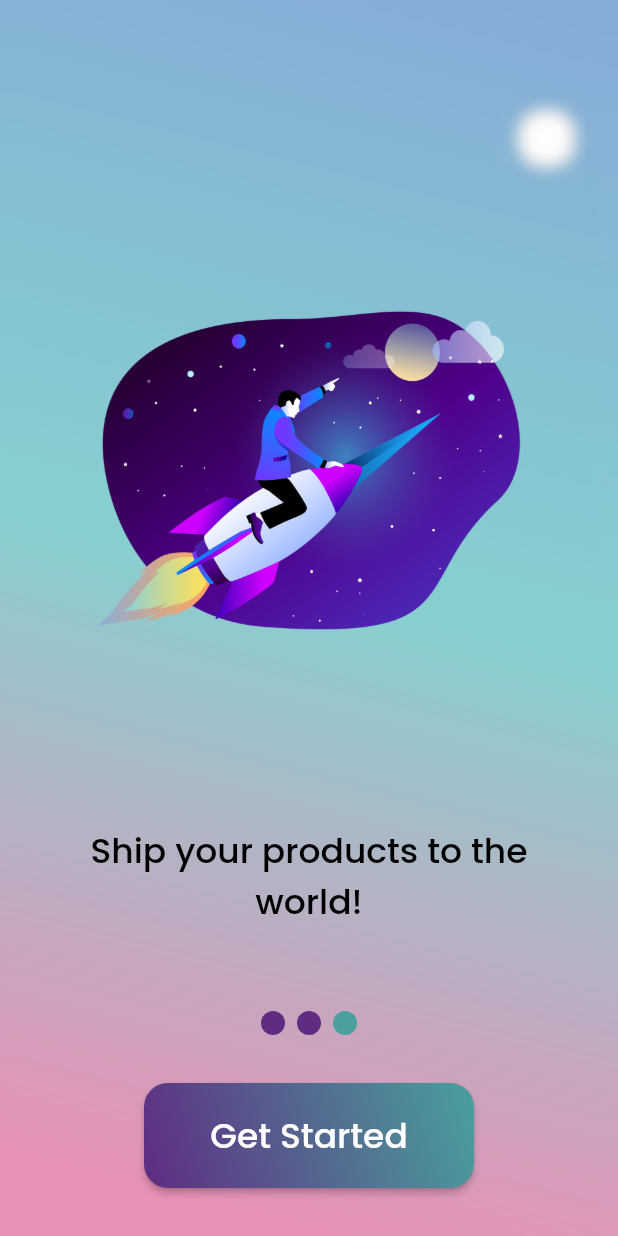
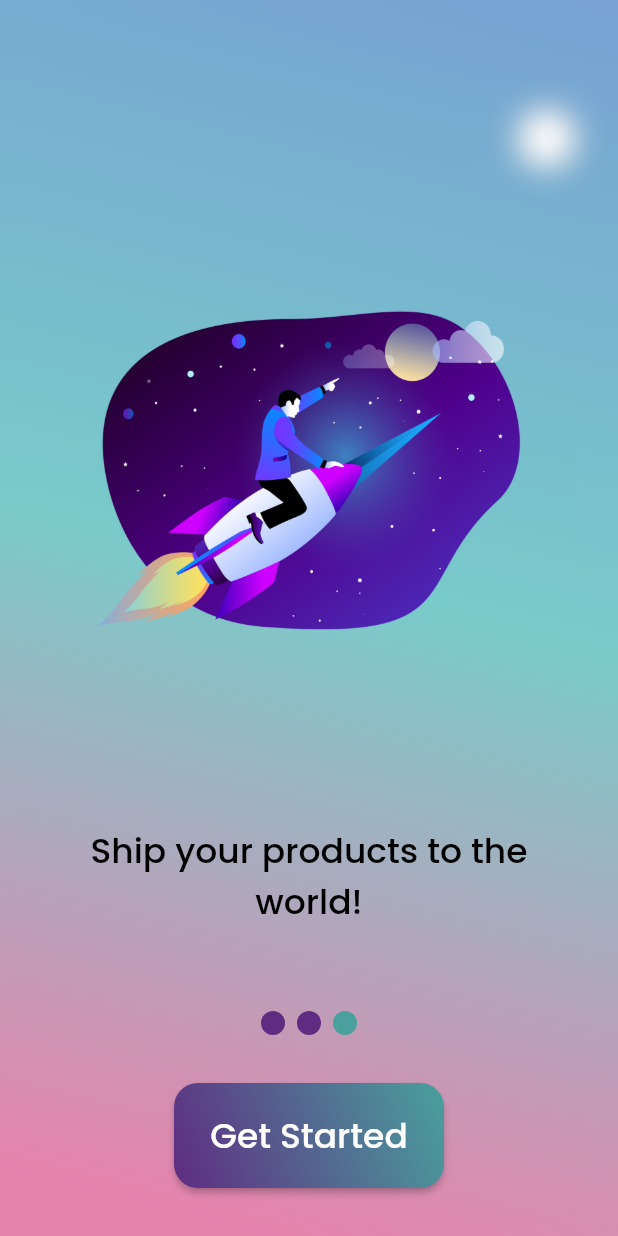
Before and after one commit to memetsumer/Flutter-Perspective-Onboarding-Template, a Flutter app: the screen it shows after launch, on a phone screen of 412 x 824 dp. Run offline on Flutter 3.47's test engine with Material 2 defaults, Android fonts, the phone set to English and light mode, and no system bars; drawn by our look-alikes of smooth_page_indicator; our stand-ins replace google_fonts, sensors_plus.

Commit message:
Better blurry background

```diff
--- a/lib/screens/onboarding.dart
+++ b/lib/screens/onboarding.dart
@@ -95,10 +95,8 @@ class _OnboardingState extends State<Onboarding> {
                 (int index) =>
                     AnimatedParticle(accelerometerValues: _gyroscopeValues)),
             BackdropFilter(
-                filter: ImageFilter.blur(sigmaX: 5, sigmaY: 5),
-                child: Container(
-                  color: Colors.white.withOpacity(0.1),
-                )),
+                filter: ImageFilter.blur(sigmaX: 10, sigmaY: 10),
+                child: Container()),
             Column(
               children: [
                 Expanded(
@@ -144,7 +142,7 @@ class _OnboardingState extends State<Onboarding> {
               ),
               borderRadius: BorderRadius.circular(defaultPadding)),
           child: Container(
-            width: 220,
+            width: 180,
             height: 70,
             alignment: Alignment.center,
             child: Text(
```
